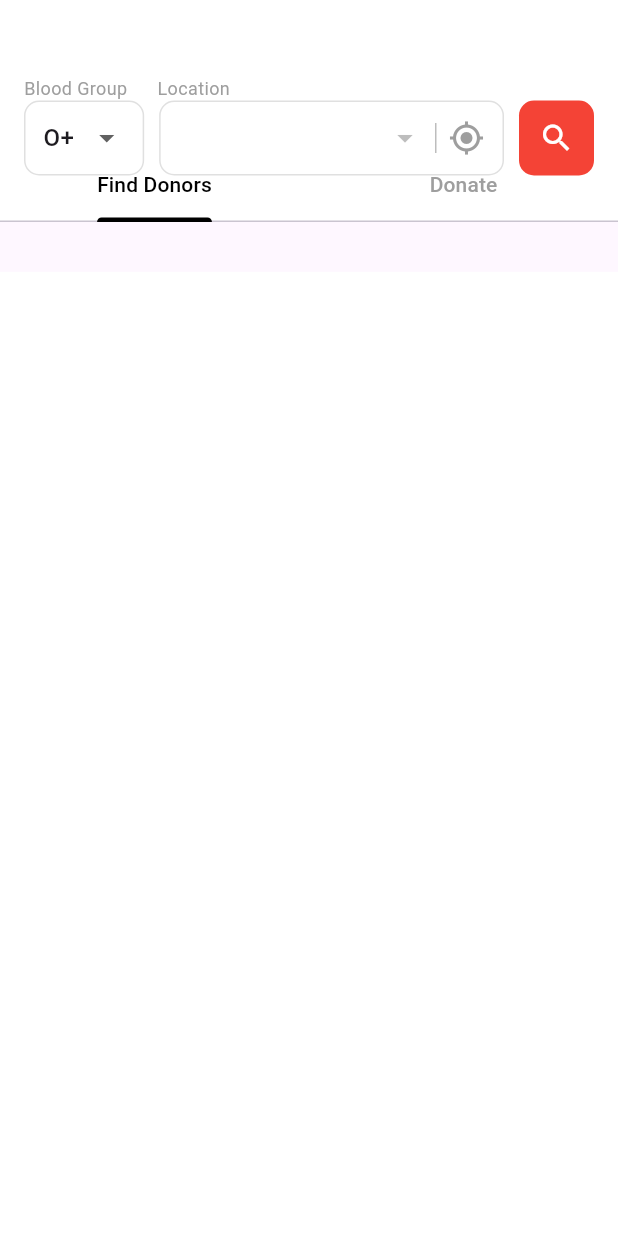
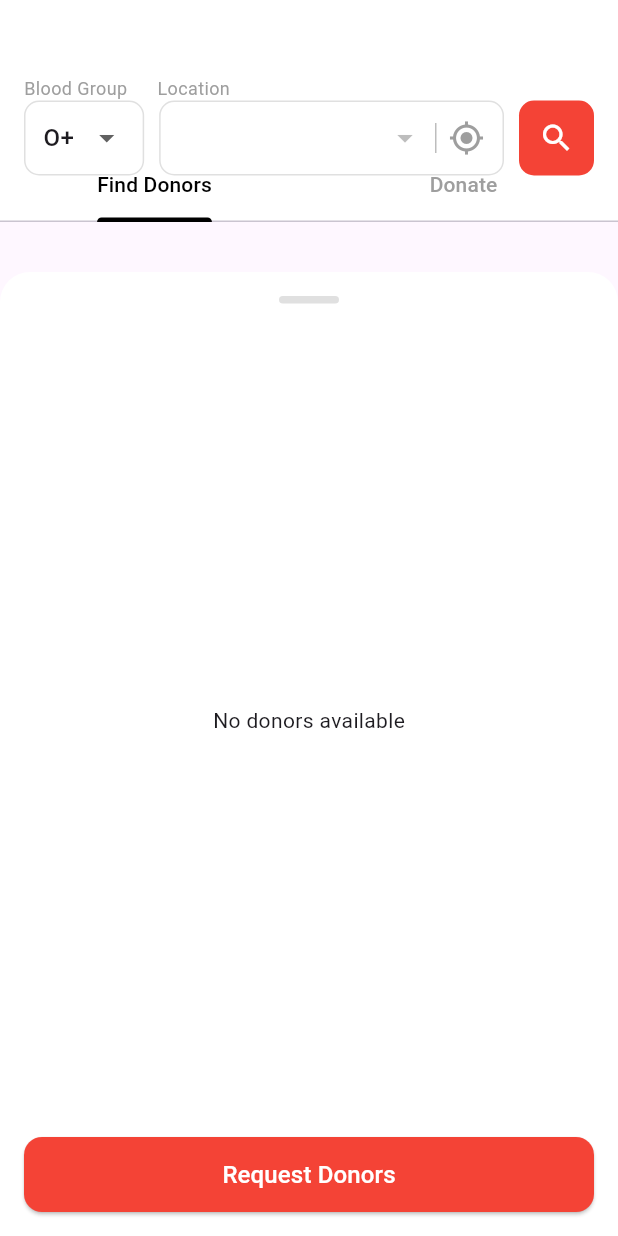
Before and after one commit to ZionStarPvt/helpalife-mobile, a Flutter app: the HomePage screen opened directly, after a tap on "Over 100 available donors", on a phone screen of 412 x 824 dp. Run offline on Flutter 3.47's test engine with Material 3 defaults, Android fonts, the phone set to English and light mode, and no system bars; our stand-ins replace flutter_otp_text_field, get, intl_phone_field, loading_animation_widget.

Commit message:
designed listing find donors and donate view

```diff
--- /dev/null
+++ b/lib/home_screen/find_donors_list.dart
@@ -0,0 +1,93 @@
+import 'package:flutter/material.dart';
+import 'package:helpalife_mobile/home_screen/request_donors.dart';
+
+class FindDonorsList extends StatelessWidget {
+  final List<Map<String, dynamic>> donorsList;
+
+  const FindDonorsList({super.key, required this.donorsList});
+
+  @override
+  Widget build(BuildContext context) {
+    return Container(
+      height: MediaQuery.of(context).size.height * 0.78,
+      padding: const EdgeInsets.all(16),
+      decoration: const BoxDecoration(
+        color: Colors.white,
+        borderRadius: BorderRadius.vertical(top: Radius.circular(20)),
+      ),
+      child: Column(
+        crossAxisAlignment: CrossAxisAlignment.start,
+        children: [
+          Center(
+            child: Container(
+              width: 40,
+              height: 5,
+              decoration: BoxDecoration(
+                color: Colors.grey[300],
+                borderRadius: BorderRadius.circular(10),
+              ),
+            ),
+          ),
+          const SizedBox(height: 10),
+          Expanded(
+            child:
+                donorsList.isEmpty
+                    ? const Center(child: Text("No donors available"))
+                    : ListView.builder(
+                      itemCount: donorsList.length,
+                      itemBuilder: (context, index) {
+                        final donor = donorsList[index];
+                        return Card(
+                          elevation: 2,
+                          margin: const EdgeInsets.symmetric(vertical: 8),
+                          shape: RoundedRectangleBorder(
+                            borderRadius: BorderRadius.circular(12),
+                          ),
+                          child: ListTile(
+                            leading: CircleAvatar(
+                              radius: 25,
+                              backgroundImage: AssetImage(
+                                donor['profileImage'],
+                              ),
+                            ),
+                            title: Text(donor['name']),
+                            subtitle: Column(
+                              crossAxisAlignment: CrossAxisAlignment.start,
+                              children: [
+                                Text(donor['location']),
+                                Text("Blood Group: ${donor['bloodGroup']}"),
+                              ],
+                            ),
+                          ),
+                        );
+                      },
+                    ),
+          ),
+          const SizedBox(height: 10),
+          SizedBox(
+            width: double.infinity,
+            height: 50,
+            child: ElevatedButton(
+              onPressed: () {
+                Navigator.pop(context);
+                Navigator.of(context, rootNavigator: true).push(
+                  MaterialPageRoute(builder: (context) => RequestDonors()),
+                );
+              },
+              style: ElevatedButton.styleFrom(
+                backgroundColor: Colors.red,
+                shape: RoundedRectangleBorder(
+                  borderRadius: BorderRadius.circular(12),
+                ),
+              ),
+              child: const Text(
+                "Request Donors",
+                style: TextStyle(fontSize: 16, color: Colors.white),
+              ),
+            ),
+          ),
+        ],
+      ),
+    );
+  }
+}
--- a/lib/home_screen/home_page.dart
+++ b/lib/home_screen/home_page.dart
@@ -3,7 +3,9 @@ import 'package:helpalife_mobile/history_screen/history_page.dart';
 import 'package:helpalife_mobile/profile_screen/profile_page.dart';
 import 'package:helpalife_mobile/registration_screen/registration_page.dart';
 import 'bottom_navigation_bar.dart';
+import 'donate_list.dart';
 import 'donate_map.dart';
+import 'find_donors_list.dart';
 import 'find_donors_map.dart';
 
 class HomePage extends StatefulWidget {
@@ -57,11 +59,10 @@ class _HomePageState extends State<HomePage>
       barrierColor: Colors.transparent,
       isScrollControlled: true,
       builder: (context) {
-        return Container(
-          height: MediaQuery.of(context).size.height * 0.78,
-          width: MediaQuery.of(context).size.width,
-          decoration: BoxDecoration(color: Colors.white),
-        );
+        final isFindDonorsTab = _tabController.index == 0;
+        return isFindDonorsTab
+            ? FindDonorsList(donorsList: [])
+            : DonateList(donateList: []);
       },
     );
   }
--- a/pubspec.yaml
+++ b/pubspec.yaml
@@ -15,6 +15,7 @@ dependencies:
   flutter_otp_text_field: ^1.5.1+1
   loading_animation_widget: ^1.3.0
   get: ^4.7.2
+  intl: ^0.20.2
 
 dev_dependencies:
   flutter_test:
```
Also changed, not shown: lib/home_screen/donate_list.dart (added, +203 -0 lines), lib/home_screen/request_donors.dart (added, +220 -0 lines).
